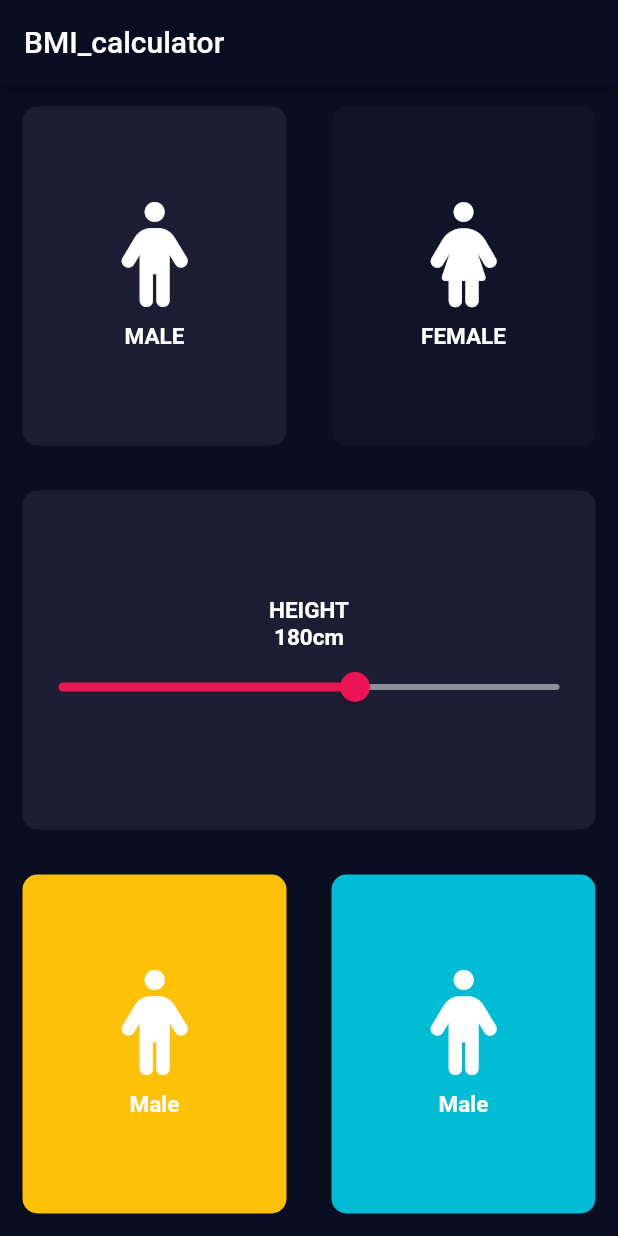
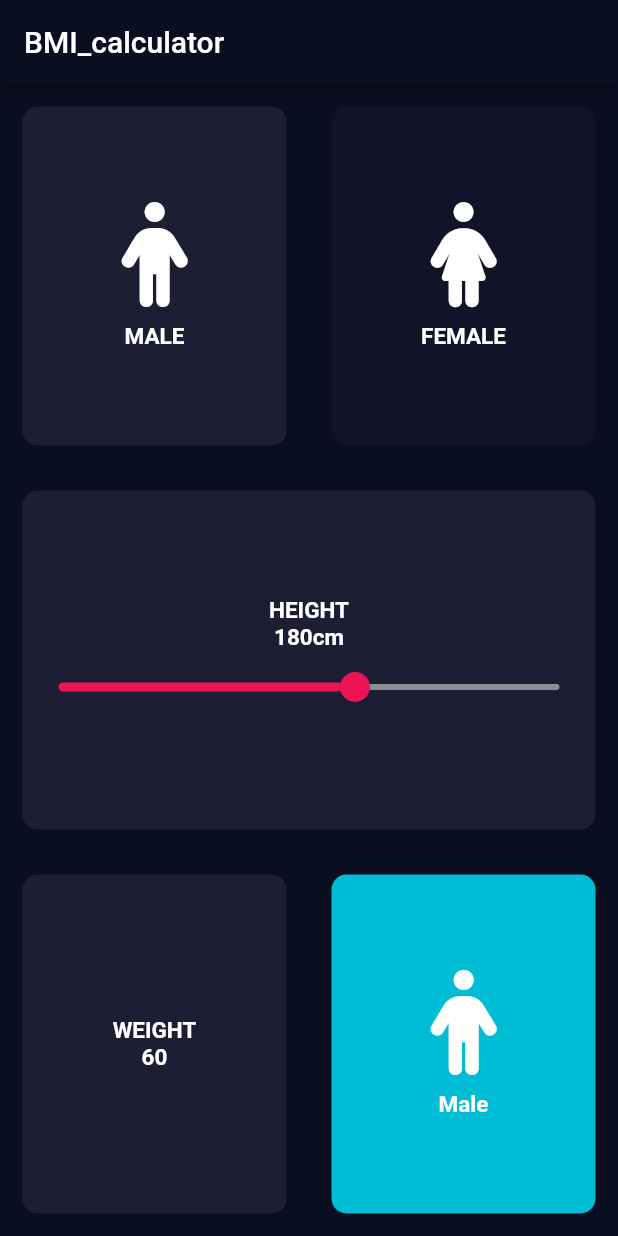
Before and after one commit to zeeshi045/Flutter-Projects, a Flutter app: the screen it shows after launch, after a tap on "Male", on a phone screen of 412 x 824 dp. Run offline on Flutter 3.47's test engine with Material 2 defaults, Android fonts, the phone set to English and light mode, and no system bars; our stand-ins replace animated_background, assets_audio_player, auto_size_text, font_awesome_flutter, get, rflutter_alert.

Commit message:
update
last widget ma column bnya han usma text widget add kiye han do 1 weight ke liye 2nd uski value ke liye

```diff
--- a/BMI_calculator/lib/input_page.dart
+++ b/BMI_calculator/lib/input_page.dart
@@ -17,6 +17,7 @@ class InputPage extends StatefulWidget {
 class _InputPageState extends State<InputPage> {
   Gender? selectgen;
   int slider=180;
+  int sliderw=60;
   @override
   Widget build(BuildContext context) {
     return Scaffold(
@@ -84,7 +85,6 @@ class _InputPageState extends State<InputPage> {
           onChanged:(double newValue){
         setState(() {
           slider=newValue.round();
-
         });
           },
       ),
@@ -95,16 +95,24 @@ class _InputPageState extends State<InputPage> {
           Expanded(child: Row(
             children: [
               Expanded(child:RepeatContainerCode(
-                onPressed: (){
-                  setState(() {
-                    selectgen=Gender.male;
-                  });
-                },
-                colors:Colors.amber,
-                card: RepeatTextandIcon(
-                  icon: FontAwesomeIcons.person,
-                  label: 'Male',
-                ),
+                onPressed: (){},
+                colors:Color(0xFF1D1E33),
+
+                card:Column(
+                  mainAxisAlignment: MainAxisAlignment.center,
+                  children: [
+                    Text('WEIGHT',style: kstyle,),
+                    Text(sliderw.toString(),
+                    style:kstyle,
+                    ),
+                    Row(
+                      mainAxisAlignment: MainAxisAlignment.center,
+                      children: [
+
+                      ],
+                    ),
+                  ],
+                )
               ),),
               Expanded(child:RepeatContainerCode(
                 onPressed: (){
```
